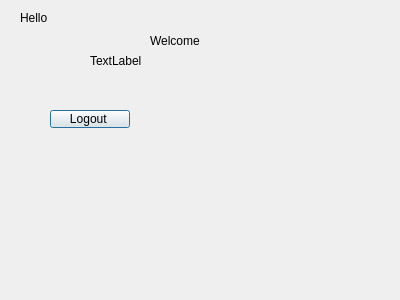
First picture: the form in welcomewindow.ui, repository joshuamakar/assignment_ahmed_joshua-, before the edit.
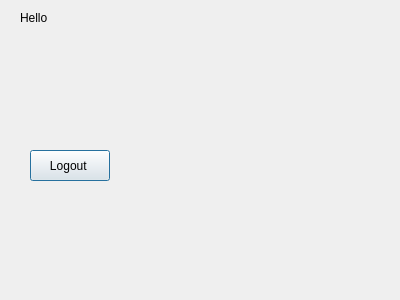
Second picture: the form after the edit.

Patch:
```diff
--- a/welcomewindow.ui
+++ b/welcomewindow.ui
@@ -18,7 +18,7 @@
     <rect>
      <x>20</x>
      <y>10</y>
-     <width>91</width>
+     <width>161</width>
      <height>16</height>
     </rect>
    </property>
@@ -29,36 +29,36 @@
   <widget class="QLabel" name="label_welcome">
    <property name="geometry">
     <rect>
-     <x>150</x>
-     <y>30</y>
+     <x>20</x>
+     <y>50</y>
      <width>61</width>
      <height>21</height>
     </rect>
    </property>
    <property name="text">
-    <string>Welcome</string>
+    <string/>
    </property>
   </widget>
   <widget class="QLabel" name="label_image">
    <property name="geometry">
     <rect>
-     <x>90</x>
-     <y>20</y>
-     <width>161</width>
-     <height>81</height>
+     <x>20</x>
+     <y>40</y>
+     <width>91</width>
+     <height>61</height>
     </rect>
    </property>
    <property name="text">
-    <string>TextLabel</string>
+    <string/>
    </property>
   </widget>
   <widget class="QPushButton" name="pushButton_logout">
    <property name="geometry">
     <rect>
-     <x>50</x>
-     <y>110</y>
+     <x>30</x>
+     <y>150</y>
      <width>80</width>
-     <height>18</height>
+     <height>31</height>
     </rect>
    </property>
    <property name="text">
```
